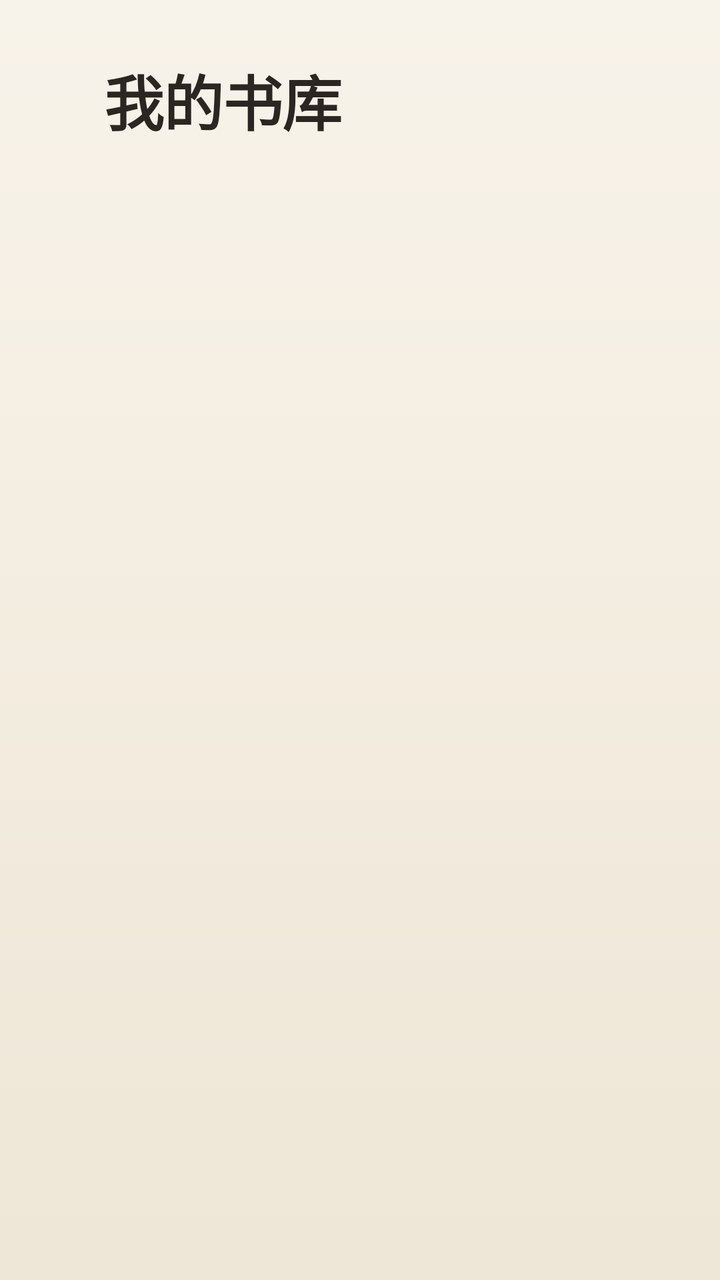
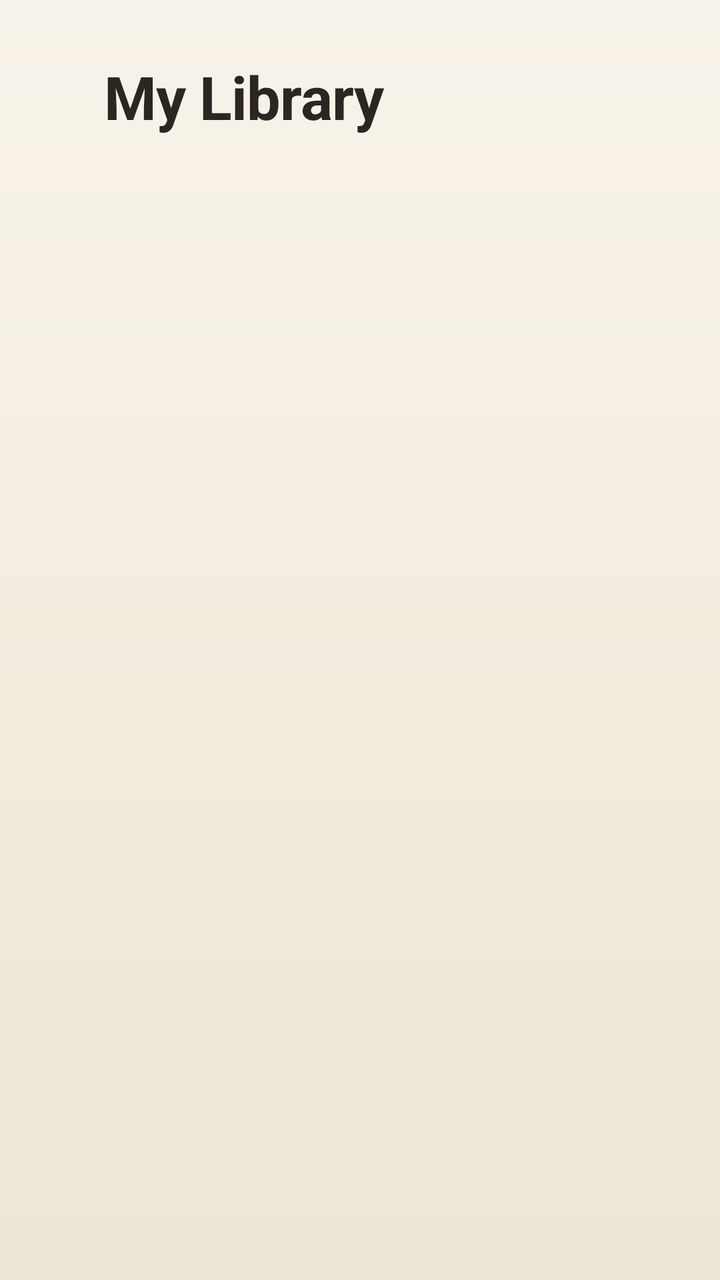

The first picture is an Android layout as it rendered before a commit; the second is the same layout after the commit. The layout source and the unified diff follow.
<!-- AndroidManifest.xml: application theme Theme.Malguem -->
<!-- res/layout/activity_main.xml -->
<?xml version="1.0" encoding="utf-8"?>
<LinearLayout xmlns:android="http://schemas.android.com/apk/res/android"
    android:layout_width="match_parent"
    android:layout_height="match_parent"
    android:orientation="vertical"
    android:clipChildren="false"
    android:clipToPadding="false">

    <FrameLayout
        android:layout_width="match_parent"
        android:layout_height="wrap_content">

        <TextView
            android:layout_width="wrap_content"
            android:layout_height="wrap_content"
            android:paddingStart="@dimen/header_padding_h"
            android:paddingEnd="@dimen/header_padding_h"
            android:paddingTop="28dp"
            android:paddingBottom="12dp"
            android:text="@string/my_library"
            style="@style/Text.Header" />

        
        <TextView
            android:id="@+id/versionText"
            android:layout_width="wrap_content"
            android:layout_height="wrap_content"
            android:layout_gravity="end|bottom"
            android:paddingEnd="@dimen/header_padding_h"
            android:paddingBottom="16dp"
            android:textColor="@color/ink_muted"
            android:textSize="12sp" />
    </FrameLayout>

    <FrameLayout
        android:layout_width="match_parent"
        android:layout_height="match_parent"
        android:clipChildren="false"
        android:clipToPadding="false">

        <androidx.recyclerview.widget.RecyclerView
            android:id="@+id/fileListView"
            android:layout_width="match_parent"
            android:layout_height="match_parent"
            android:clipChildren="false"
            android:clipToPadding="false"
            android:paddingStart="@dimen/grid_padding_h"
            android:paddingEnd="@dimen/grid_padding_h"
            android:paddingTop="@dimen/grid_padding_v"
            android:paddingBottom="@dimen/grid_padding_v"
            android:scrollbars="none" />

        
        <ProgressBar
            android:id="@+id/listLoading"
            android:layout_width="48dp"
            android:layout_height="48dp"
            android:layout_gravity="center"
            android:visibility="gone" />

        
        <TextView
            android:id="@+id/emptyHint"
            android:layout_width="wrap_content"
            android:layout_height="wrap_content"
            android:layout_gravity="center"
            android:gravity="center"
            android:lineSpacingExtra="6dp"
            android:text="书库还是空的\n\n按 OK 键添加数据源\n支持自动扫描局域网里的 alist / SMB"
            android:textColor="?android:attr/textColorSecondary"
            android:textSize="18sp"
            android:visibility="gone" />
    </FrameLayout>
</LinearLayout>
<!-- resources referenced by this layout -->
<resources>
  <color name="ink_muted">#8A7E70</color>
  <dimen name="grid_padding_h">48dp</dimen>
  <dimen name="grid_padding_v">32dp</dimen>
  <dimen name="header_padding_h">52dp</dimen>
  <string name="my_library">我的书库</string>
  <style name="Text.Header" parent="android:Widget.TextView">
          <item name="android:textColor">@color/ink</item>
          <item name="android:textSize">@dimen/text_header</item>
          <item name="android:textStyle">bold</item>
          <item name="android:letterSpacing">-0.01</item>
      </style>
  <style name="Theme.Malguem" parent="Theme.AppCompat.Light.NoActionBar">
          <item name="android:windowBackground">@drawable/bg_window</item>
          <item name="colorPrimary">@color/accent</item>
          <item name="colorPrimaryDark">@color/accent_dark</item>
          <item name="colorAccent">@color/accent</item>
          <item name="android:textColorPrimary">@color/ink</item>
          <item name="android:textColorSecondary">@color/ink_muted</item>
          <item name="android:textColorHint">@color/ink_muted</item>
      </style>
  <color name="ink">#2B2622</color>
  <dimen name="text_header">30sp</dimen>
  <!-- drawable bg_window (drawable) -->
  <?xml version="1.0" encoding="utf-8"?>
  <shape xmlns:android="http://schemas.android.com/apk/res/android"
      android:shape="rectangle">
      <gradient
          android:angle="270"
          android:startColor="@color/paper_top"
          android:endColor="@color/paper_bottom" />
  </shape>
  <color name="accent">#B4682E</color>
  <color name="accent_dark">#8F4F20</color>
  <color name="paper_top">#F8F3EA</color>
  <color name="paper_bottom">#EEE6D6</color>
</resources>

<!-- the commit's change to res/layout/activity_main.xml (unified diff, before → after) -->
@@ -66,7 +66,7 @@
             android:layout_gravity="center"
             android:gravity="center"
             android:lineSpacingExtra="6dp"
-            android:text="书库还是空的\n\n按 OK 键添加数据源\n支持自动扫描局域网里的 alist / SMB"
+            android:text="@string/empty_hint"
             android:textColor="?android:attr/textColorSecondary"
             android:textSize="18sp"
             android:visibility="gone" />
<!-- resource entries referenced after the edit -->
@@ -4,7 +4,8 @@
   <dimen name="grid_padding_h">48dp</dimen>
   <dimen name="grid_padding_v">32dp</dimen>
   <dimen name="header_padding_h">52dp</dimen>
-  <string name="my_library">我的书库</string>
+  <string name="empty_hint">Library is empty\n\nPress OK to add a source\nLAN scan for alist / SMB is supported</string>
+  <string name="my_library">My Library</string>
   <style name="Text.Header" parent="android:Widget.TextView">
           <item name="android:textColor">@color/ink</item>
           <item name="android:textSize">@dimen/text_header</item>
